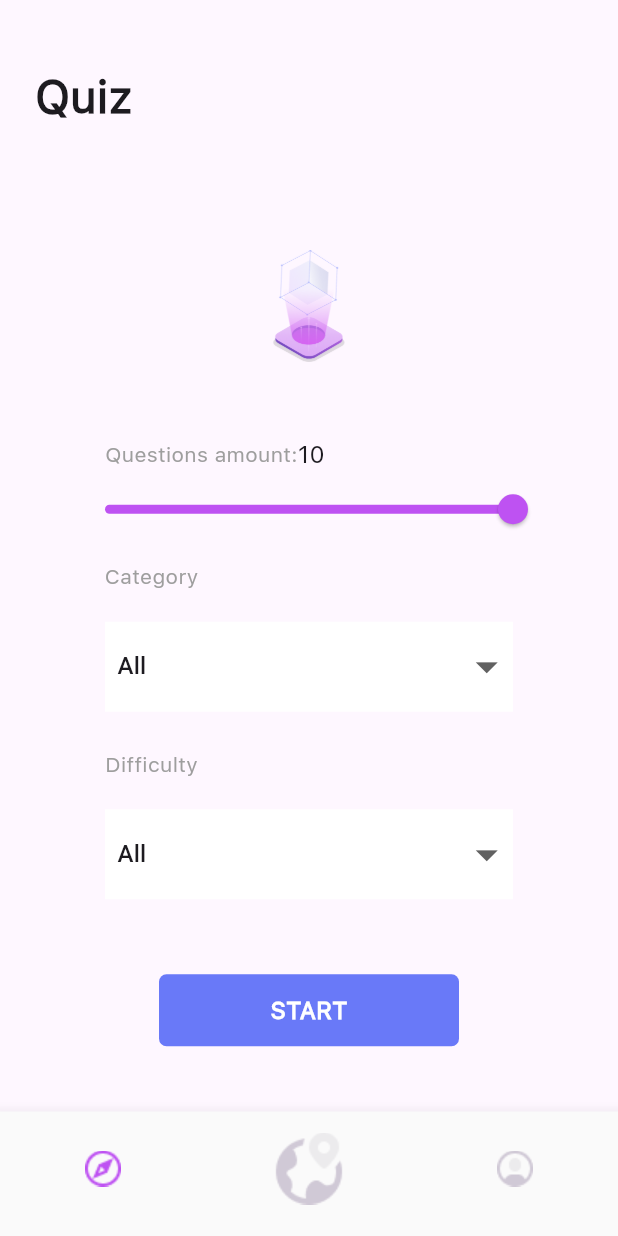
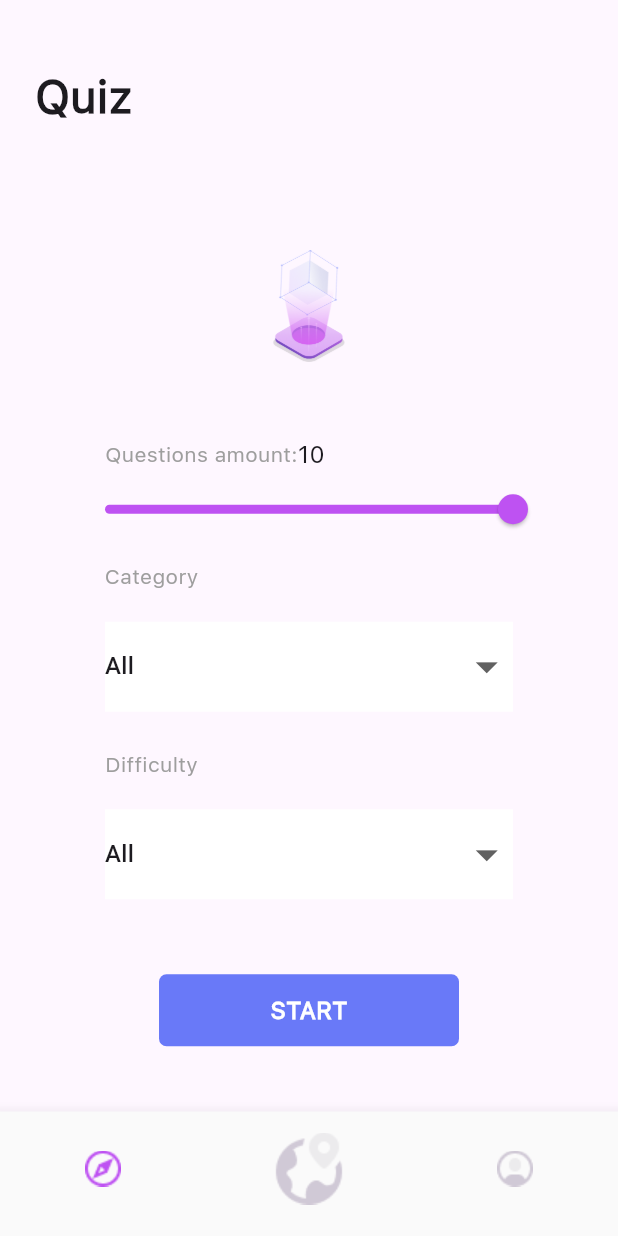
Before and after one commit to fluttberry/quiz_app_2, a Flutter app: the screen it shows after launch, on a phone screen of 412 x 824 dp. Run offline on Flutter 3.47's test engine with Material 3 defaults, Android fonts, the phone set to English and light mode, and no system bars; network calls fail.

Commit message:
quiz screen updated

```diff
--- a/lib/model/category_model.dart
+++ b/lib/model/category_model.dart
@@ -16,8 +16,8 @@ class CategoryModel {
 
   factory CategoryModel.fromMap(Map<String, dynamic> map) {
     return CategoryModel(
-      triviaCategories: List <CategoryItemModel>.from(map['triviaCategories'] as Map<String,dynamic>),
-    );
+      triviaCategories: List <CategoryItemModel>.from((map['trivia_categories']).map<CategoryModel> ((x) => CategoryItemModel(id: id, name: name)),
+    ));
   }
 
   String toJson() => json.encode(toMap());
--- a/lib/ui/home/quiz_screen.dart
+++ b/lib/ui/home/quiz_screen.dart
@@ -21,13 +21,14 @@ class _QuizScreenState extends State<QuizScreen> {
   void initState() {
     // TODO: implement initState
     super.initState();
-    getData ();
+    getData();
   }
+
   getData() async {
-var c = await repository.get();
-setState(() {
-  categoryModel = c;
-});
+    var c = await repository.get();
+    setState(() {
+      categoryModel = c;
+    });
   }
 
   @override
@@ -112,13 +113,11 @@ setState(() {
             decoration: BoxDecoration(color: Colors.white),
             child: DropdownButtonHideUnderline(
               child: DropdownButton(
+                isExpanded: true,
+                iconSize: 35,
                 value: null,
-
-                isExpanded: true,
-
-                iconSize: 35,
                 items: [
-                  DropdownMenuItem(value: null, child: Text('  All')),
+                  DropdownMenuItem(value: null, child: Text('All')),
                   DropdownMenuItem(value: 'easy', child: Text('Easy')),
                   DropdownMenuItem(value: 'normal', child: Text('Normal')),
                   DropdownMenuItem(value: 'hard', child: Text('Hard')),
@@ -151,15 +150,15 @@ setState(() {
                 iconSize: 35,
                 value: category,
                 items: [
-                  DropdownMenuItem(child: Text('  All')),
-                  for (CategoryItemModel cat in categoryModel?.triviaCategories?? [])
-                  DropdownMenuItem(value: cat.id, child: Text(cat.name)),
-
+                  DropdownMenuItem(value: null, child: Text('All')),
+                  for (CategoryItemModel cat
+                      in categoryModel?.triviaCategories ?? [])
+                    DropdownMenuItem(value: cat.id, child: Text(cat.name)),
                 ],
 
-                onChanged: (v) {
+                onChanged: (value) {
                   setState(() {
-                    category = v;
+                    category = value;
                   });
                 },
               ),
```
